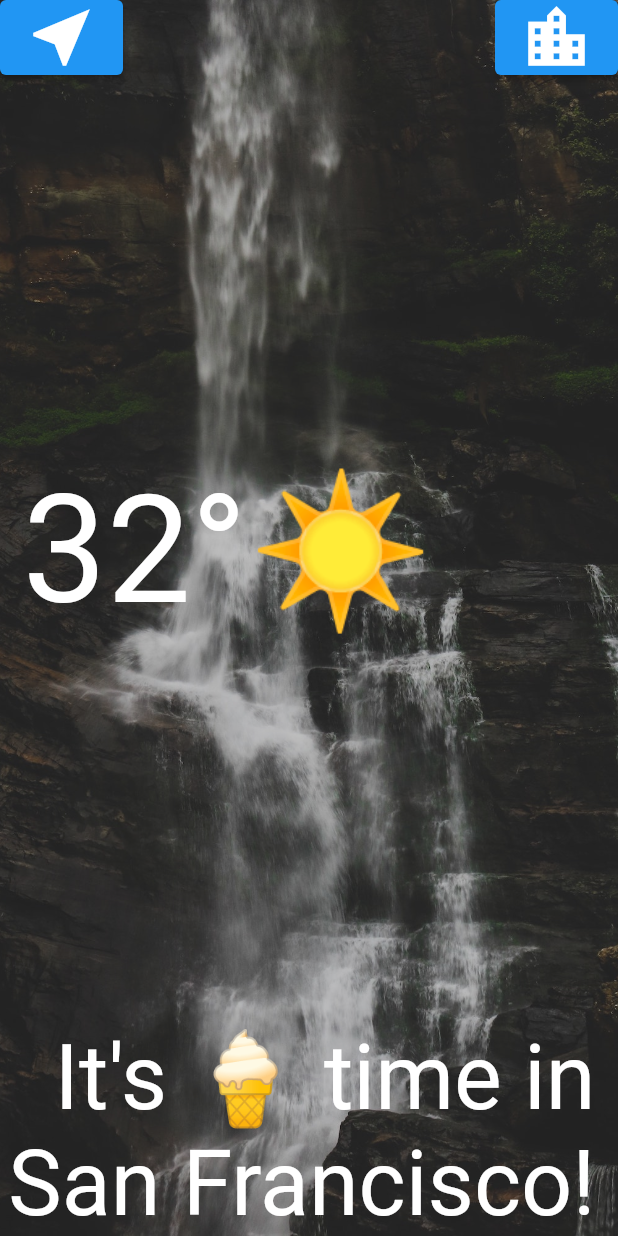
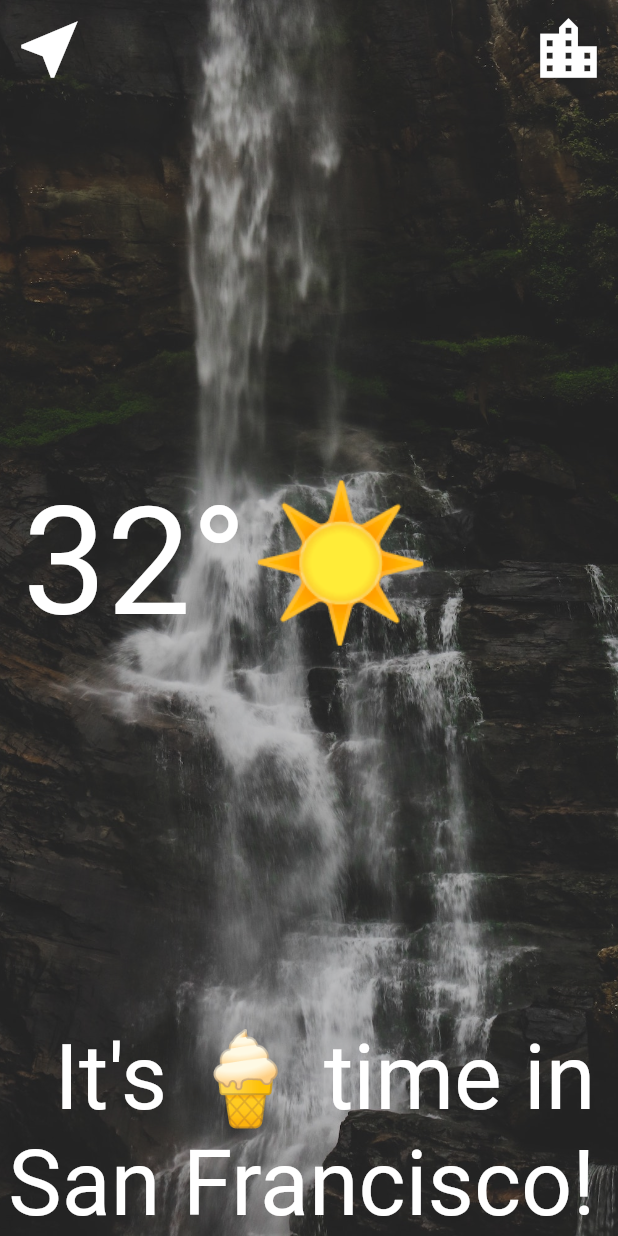
Before and after one commit to danaFlorescu/clima, a Flutter app: the LocationScreen screen opened directly, on a phone screen of 412 x 824 dp. Run offline on Flutter 3.47's test engine with Material 2 defaults, Android fonts, the phone set to English and light mode, and no system bars; our stand-ins replace flutter_spinkit, geolocator; network calls fail; Roboto replaces fonts that are missing (Spartan MB).

```diff
--- a/lib/screens/location_screen.dart
+++ b/lib/screens/location_screen.dart
@@ -28,19 +28,18 @@
               Row(
                 mainAxisAlignment: MainAxisAlignment.spaceBetween,
                 children: <Widget>[
-                  ElevatedButton(
+                  TextButton(
                     onPressed: () {},
                     child: Icon(
                       Icons.near_me,
                       size: 50.0,
+                      color: Colors.white,
                     ),
                   ),
-                  ElevatedButton(
+                  TextButton(
                     onPressed: () {},
-                    child: Icon(
-                      Icons.location_city,
-                      size: 50.0,
-                    ),
+                    child: Icon(Icons.location_city,
+                        size: 50.0, color: Colors.white),
                   ),
                 ],
               ),
--- a/pubspec.yaml
+++ b/pubspec.yaml
@@ -15,6 +15,7 @@
   cupertino_icons: ^1.0.2
   geolocator: ^9.0.2
   http: ^0.13.5
+  flutter_spinkit: ^5.1.0
 
 dev_dependencies:
   flutter_test:
```
Also changed, not shown: lib/screens/loading_screen.dart (+14 -1 lines), pubspec.lock.
